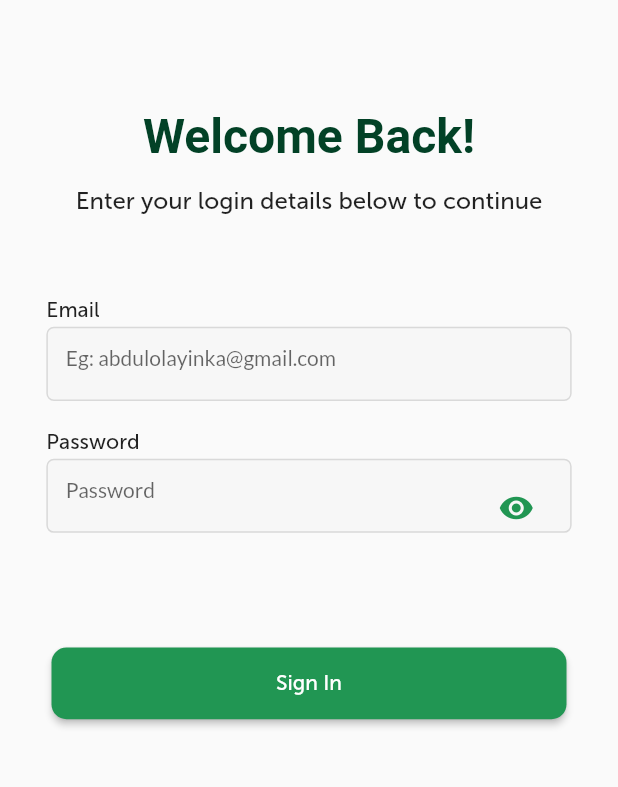
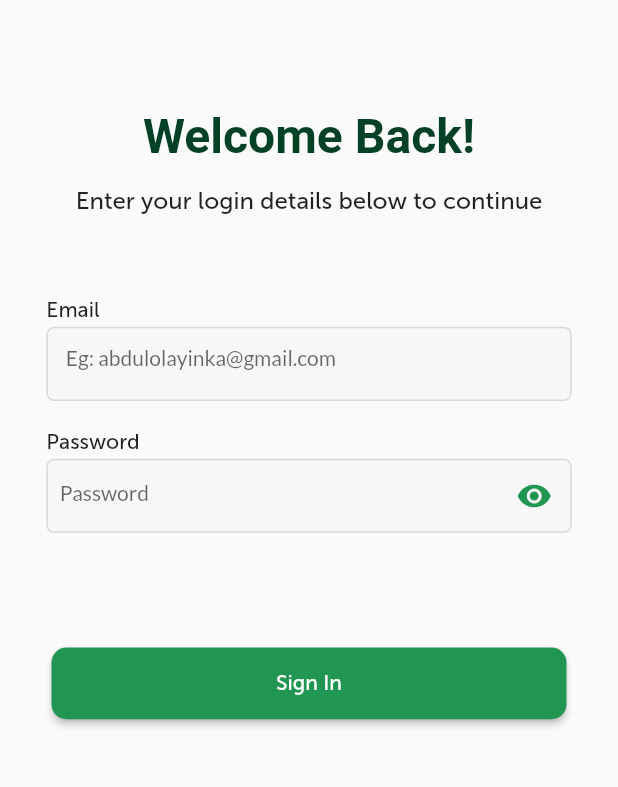
Before and after one commit to vikilinho/fcsc_scanner, a Flutter app: the screen it shows after launch, on a phone screen of 412 x 824 dp, the part 161-948 px from its top. Run offline on Flutter 3.47's test engine with Material 2 defaults, Android fonts, the phone set to English and light mode, and no system bars; drawn by our look-alikes of modal_progress_hud_nsn; our stand-ins replace flutter_screenutil, flutter_spinkit, get, get_it, google_fonts, shared_preferences; missing offline and left inert: flutter_barcode_scanner; Roboto replaces fonts that are missing (MuseoSans_500.otf).

Commit message:
refactored homepage

```diff
--- a/lib/views/RevampPage/home.dart
+++ b/lib/views/RevampPage/home.dart
@@ -84,6 +84,7 @@ class _HomeScreenState extends State<HomeScreen> {
                                             enabledBorder: InputBorder.none,
                                             hintText:
                                                 "Eg: abdulolayinka@gmail.com",
+                                            alignLabelWithHint: true,
                                             hintStyle: GoogleFonts.lato(
                                               fontSize: 14,
                                             ),
@@ -105,7 +106,7 @@ class _HomeScreenState extends State<HomeScreen> {
                                     height: MediaQuery.of(context).size.width *
                                         0.12,
                                     child: Padding(
-                                      padding: const EdgeInsets.all(12.0),
+                                      padding: const EdgeInsets.only(left: 8.0),
                                       child: TextFormField(
                                           enableSuggestions: false,
                                           obscureText:
```
Also changed, not shown: lib/views/RevampPage/admin_page.dart (+41 -2 lines), 4 other files.
